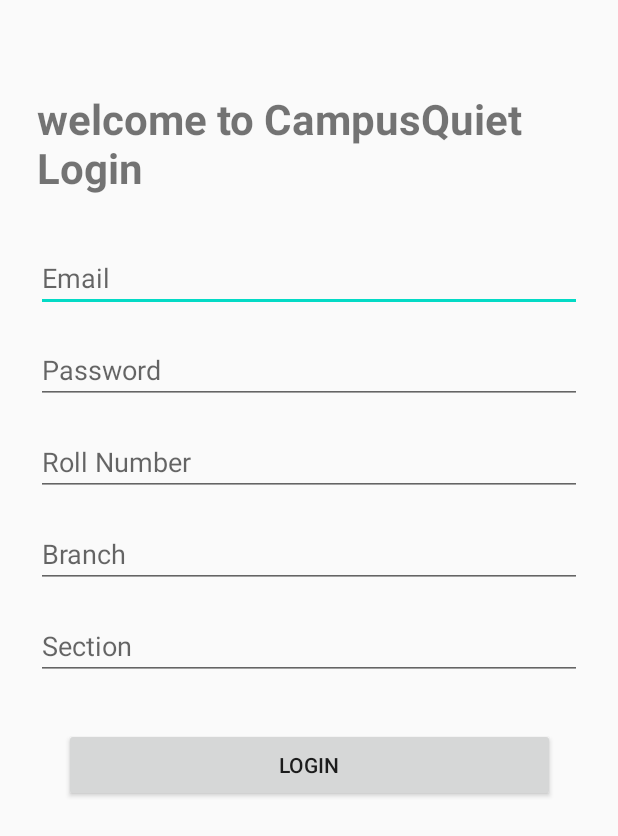
After one commit to LOKESWARARAONAKKA/CampusQuiet, an Android app built with Jetpack Compose: the layout activity_login.xml on its own in the app's theme, with its tools: preview values and no code run, on a phone screen of 412 x 824 dp. The commit adds this screen. Shown: the top 836 px of the screen. Run offline under Robolectric (Android 15) with nearby library versions, the phone set to English and light mode, and no system bars.

Commit message:
Update app login and UI improvements

```diff
--- a/app/src/main/java/com/lokesh/campusquiet/MainActivity.kt
+++ b/app/src/main/java/com/lokesh/campusquiet/MainActivity.kt
@@ -92,10 +92,10 @@ class MainActivity
 
         if (rssi > -85) {
             audioManager.ringerMode = AudioManager.RINGER_MODE_SILENT
-            statusText.text = "Inside the  range → Silent Mode"
+            statusText.text = "Inside the  range → \uD83D\uDD15 Silent Mode"
         } else {
             audioManager.ringerMode = AudioManager.RINGER_MODE_NORMAL
-            statusText.text = "Outoff the range → Normal Mode"
+            statusText.text = "Outoff the range → \uD83D\uDD14 Normal Mode"
         }
     }
 }
--- /dev/null
+++ b/app/src/main/res/layout/activity_login.xml
@@ -0,0 +1,85 @@
+<?xml version="1.0" encoding="utf-8"?>
+<androidx.constraintlayout.widget.ConstraintLayout
+    xmlns:android="http://schemas.android.com/apk/res/android"
+    xmlns:app="http://schemas.android.com/apk/res-auto"
+    xmlns:tools="http://schemas.android.com/tools"
+    android:layout_width="match_parent"
+    android:layout_height="match_parent"
+    android:padding="24dp">
+
+    <TextView
+        android:id="@+id/txtTitle"
+        android:layout_width="363dp"
+        android:layout_height="wrap_content"
+        android:layout_marginTop="36dp"
+        android:text="welcome to CampusQuiet Login"
+        android:textSize="28sp"
+        android:textStyle="bold"
+        app:layout_constraintEnd_toEndOf="parent"
+        app:layout_constraintStart_toStartOf="parent"
+        app:layout_constraintTop_toTopOf="parent" />
+
+    <EditText
+        android:id="@+id/etEmail"
+        android:layout_width="0dp"
+        android:layout_height="wrap_content"
+        android:hint="Email"
+        android:inputType="textEmailAddress"
+        app:layout_constraintTop_toBottomOf="@id/txtTitle"
+        app:layout_constraintStart_toStartOf="parent"
+        app:layout_constraintEnd_toEndOf="parent"
+        android:layout_marginTop="32dp"/>
+
+    <EditText
+        android:id="@+id/etPassword"
+        android:layout_width="0dp"
+        android:layout_height="wrap_content"
+        android:hint="Password"
+        android:inputType="textPassword"
+        app:layout_constraintTop_toBottomOf="@id/etEmail"
+        app:layout_constraintStart_toStartOf="parent"
+        app:layout_constraintEnd_toEndOf="parent"
+        android:layout_marginTop="16dp"/>
+
+    <EditText
+        android:id="@+id/etRollNo"
+        android:layout_width="0dp"
+        android:layout_height="wrap_content"
+        android:hint="Roll Number"
+        app:layout_constraintTop_toBottomOf="@id/etPassword"
+        app:layout_constraintStart_toStartOf="parent"
+        app:layout_constraintEnd_toEndOf="parent"
+        android:layout_marginTop="16dp"/>
+
+    <EditText
+        android:id="@+id/etBranch"
+        android:layout_width="0dp"
+        android:layout_height="wrap_content"
+        android:hint="Branch"
+        app:layout_constraintTop_toBottomOf="@id/etRollNo"
+        app:layout_constraintStart_toStartOf="parent"
+        app:layout_constraintEnd_toEndOf="parent"
+        android:layout_marginTop="16dp"/>
+
+    <EditText
+        android:id="@+id/etSection"
+        android:layout_width="0dp"
+        android:layout_height="wrap_content"
+        android:hint="Section"
+        app:layout_constraintTop_toBottomOf="@id/etBranch"
+        app:layout_constraintStart_toStartOf="parent"
+        app:layout_constraintEnd_toEndOf="parent"
+        android:layout_marginTop="16dp"/>
+
+    <Button
+        android:id="@+id/btnLogin"
+        android:layout_width="327dp"
+        android:layout_height="49dp"
+        android:layout_marginTop="32dp"
+        android:text="LOGIN"
+        app:layout_constraintEnd_toEndOf="parent"
+        app:layout_constraintHorizontal_bias="0.5"
+        app:layout_constraintStart_toStartOf="parent"
+        app:layout_constraintTop_toBottomOf="@id/etSection" />
+
+</androidx.constraintlayout.widget.ConstraintLayout>
```
